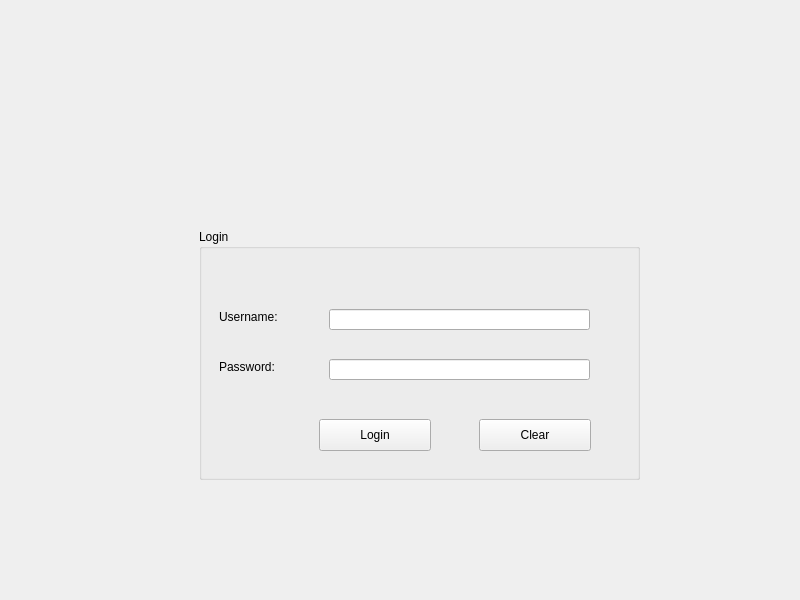
Before: the Qt Designer form mainwindow.ui in supojen/Bulk_Club, drawn with Qt 5.
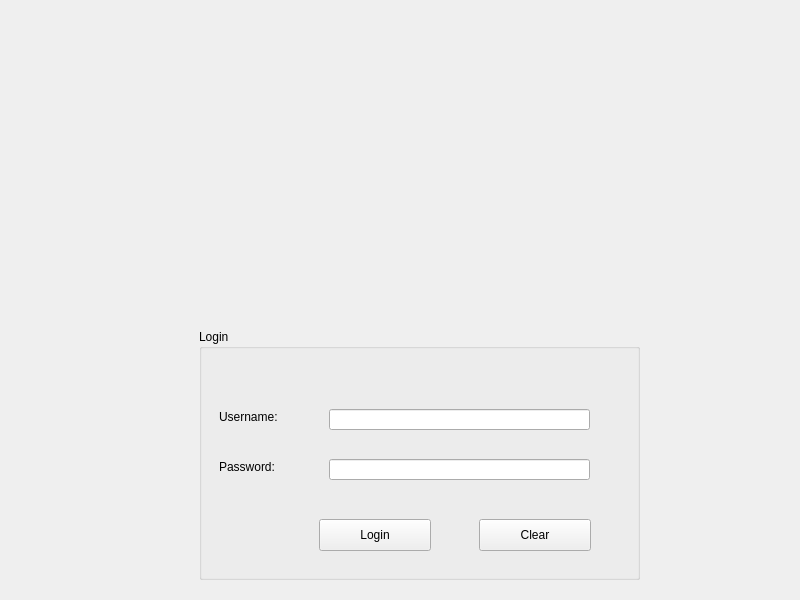
After: the same form once the commit is applied. The open tabs and pages were chosen to show the change.

```diff
--- a/mainwindow.ui
+++ b/mainwindow.ui
@@ -25,7 +25,7 @@
         <property name="geometry">
          <rect>
           <x>190</x>
-          <y>220</y>
+          <y>320</y>
           <width>441</width>
           <height>251</height>
          </rect>
@@ -109,6 +109,19 @@
          </property>
         </widget>
        </widget>
+       <widget class="QLabel" name="logo">
+        <property name="geometry">
+         <rect>
+          <x>260</x>
+          <y>30</y>
+          <width>280</width>
+          <height>280</height>
+         </rect>
+        </property>
+        <property name="text">
+         <string/>
+        </property>
+       </widget>
       </widget>
       <widget class="QWidget" name="adminLogin"/>
       <widget class="QWidget" name="managerLogin">
```
